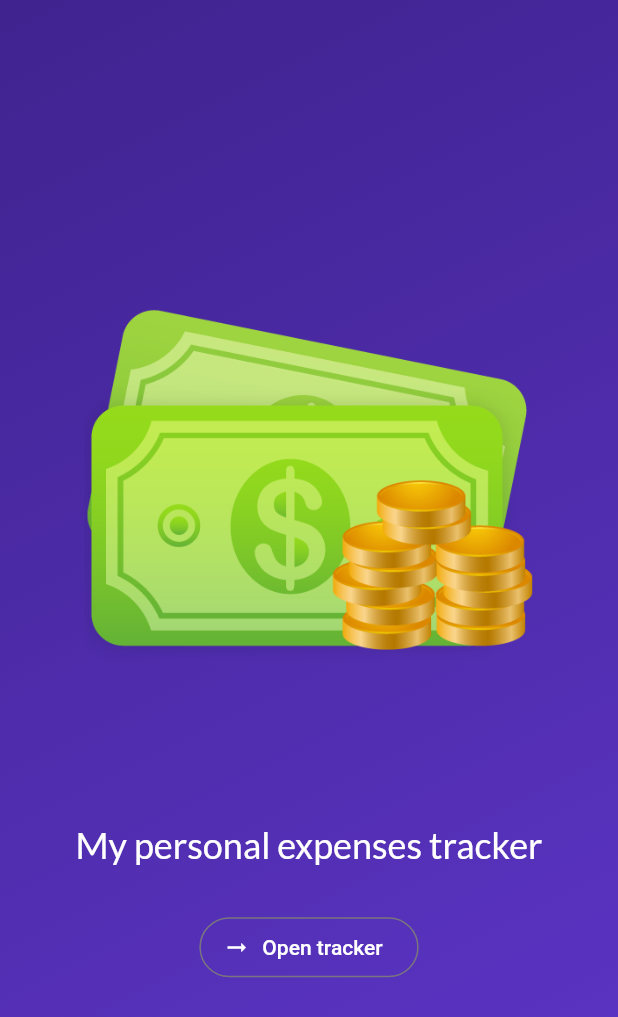
After one commit to DimitarTsvetkov/expense_tracker, a Flutter app: the screen it shows after launch, on a phone screen of 412 x 824 dp. The commit adds this screen. Shown: the top 1017 px of the screen. Run offline on Flutter 3.47's test engine with Material 2 defaults, Android fonts, the phone set to English and light mode, and no system bars; our stand-ins replace google_fonts.

Commit message:
[us-5]-adding-welcome-screen

```diff
--- a/lib/main.dart
+++ b/lib/main.dart
@@ -1,9 +1,10 @@
+import 'package:expense_tracker/widgets/entry_screen.dart';
 import 'package:flutter/material.dart';
 
-import 'package:expense_tracker/widgets/expenses.dart';
+// import 'package:expense_tracker/widgets/expenses.dart';
 
 var kColorScheme = ColorScheme.fromSeed(
-  seedColor: const Color.fromARGB(255, 217, 202, 245),
+  seedColor: const Color.fromARGB(255, 64, 35, 143),
 );
 
 var kDarkColorScheme = ColorScheme.fromSeed(
@@ -27,10 +28,10 @@ void main() {
           )),
       theme: ThemeData().copyWith(
         useMaterial3: true,
-        // scaffoldBackgroundColor: Color.fromARGB(255, 217, 202, 245),
+        // scaffoldBackgroundColor: Color.fromARGB(255, 64, 35, 143),
         colorScheme: kColorScheme,
         appBarTheme: const AppBarTheme().copyWith(
-            backgroundColor: kColorScheme.onPrimaryContainer,
+            backgroundColor: const Color.fromARGB(255, 64, 35, 143),
             foregroundColor: kColorScheme.primaryContainer),
         cardTheme: const CardTheme().copyWith(
           color: kColorScheme.secondaryContainer,
@@ -48,7 +49,7 @@ void main() {
             ),
       ),
       themeMode: ThemeMode.system, // default
-      home: const Expenses(),
+      home: const EntryScreen(),
     ),
   );
 }
--- /dev/null
+++ b/lib/widgets/entry_screen.dart
@@ -0,0 +1,42 @@
+import 'package:expense_tracker/widgets/expenses.dart';
+import 'package:expense_tracker/widgets/welcome_screen.dart';
+import 'package:flutter/material.dart';
+
+class EntryScreen extends StatefulWidget {
+  const EntryScreen({super.key});
+
+  @override
+  State<EntryScreen> createState() => _EntryScreenState();
+}
+
+class _EntryScreenState extends State<EntryScreen> {
+  var activeScreen = 'welcome-screen';
+
+  void switchScreen() {
+    setState(() {
+      activeScreen = 'expenses-screen';
+    });
+  }
+
+  @override
+  Widget build(BuildContext context) {
+    Widget screenWidget = WelcomeScreen(
+      switchScreen: switchScreen,
+    );
+    if (activeScreen == 'expenses-screen') {
+      screenWidget = const Expenses();
+    }
+
+    return Scaffold(
+      body: Container(
+        decoration: const BoxDecoration(
+          gradient: LinearGradient(colors: [
+            Color.fromARGB(255, 64, 35, 143),
+            Color.fromARGB(255, 94, 54, 202),
+          ], begin: Alignment.topLeft, end: Alignment.bottomRight),
+        ),
+        child: screenWidget,
+      ),
+    );
+  }
+}
--- a/lib/widgets/new_expense.dart
+++ b/lib/widgets/new_expense.dart
@@ -33,14 +33,11 @@ class _NewExpenseState extends State<NewExpense> {
   }
 
   void _submitExpenseData() {
-    print('Here 1');
     final enteredAmount = double.tryParse(_amountController.text);
     final amountIsInvalid = enteredAmount == null || enteredAmount <= 0;
     if (_titleController.text.trim().isEmpty ||
         amountIsInvalid ||
         _selectedDate == null) {
-      print('Here 2');
-
       showDialog(
         context: context,
         builder: (ctx) => AlertDialog(
--- /dev/null
+++ b/lib/widgets/welcome_screen.dart
@@ -0,0 +1,36 @@
+import 'package:flutter/material.dart';
+import 'package:google_fonts/google_fonts.dart';
+
+class WelcomeScreen extends StatelessWidget {
+  const WelcomeScreen({super.key, required this.switchScreen});
+
+  final void Function() switchScreen;
+
+  @override
+  Widget build(BuildContext context) {
+    return Center(
+      child: Column(
+        mainAxisSize: MainAxisSize.min,
+        children: [
+          Image.asset(
+            'assets/expenses-logo.jpg',
+            width: 300,
+          ),
+          const SizedBox(height: 80),
+          Text('My personal expenses tracker',
+              style: GoogleFonts.lato(
+                color: Colors.white,
+                fontSize: 24,
+              )),
+          const SizedBox(height: 30),
+          OutlinedButton.icon(
+            onPressed: switchScreen,
+            style: OutlinedButton.styleFrom(foregroundColor: Colors.white),
+            icon: const Icon(Icons.arrow_right_alt),
+            label: const Text('Open tracker'),
+          )
+        ],
+      ),
+    );
+  }
+}
```
Also changed, not shown: pubspec.yaml (+5 -3 lines), assets/expenses-logo.jpg (added), assets/expenses-logo.png (added), pubspec.lock, 11 other files.
